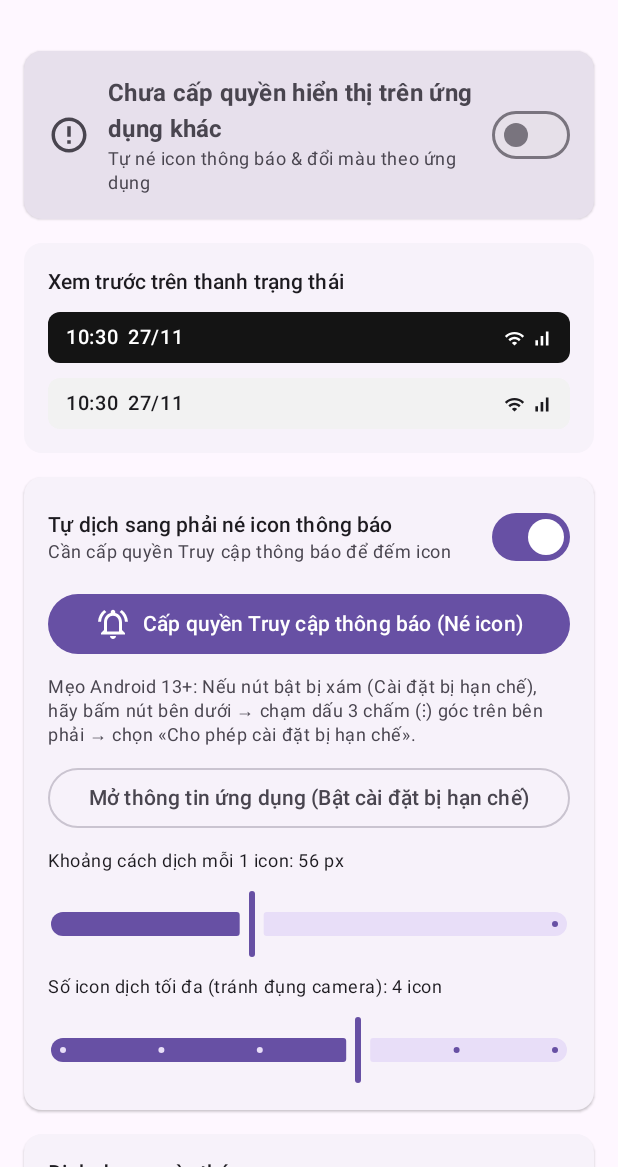
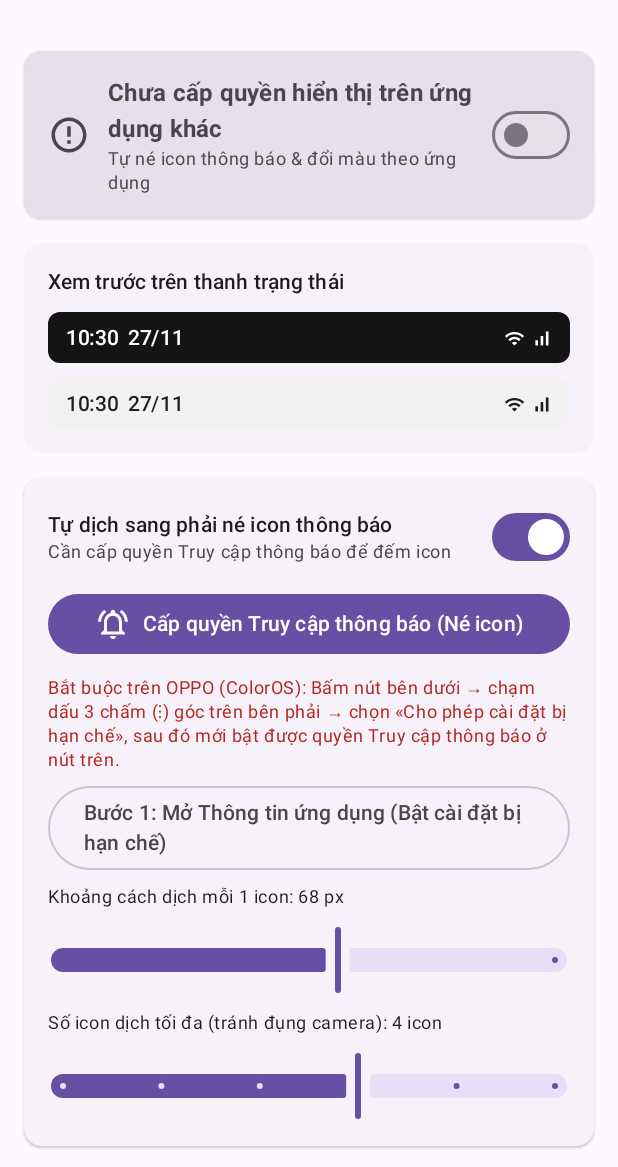
Before and after one commit to Tranlam90/StartusbarDate, an Android app built with Jetpack Compose: the screen it shows after launch (MainActivity), on a phone screen of 412 x 824 dp, the part 69-1236 px from its top. Run offline under Robolectric (Android 15) with nearby library versions, the phone set to English and light mode, and no system bars.

Commit message:
Add files via upload

```diff
--- a/app/build.gradle.kts
+++ b/app/build.gradle.kts
@@ -12,8 +12,8 @@ android {
         applicationId = "com.example.statusbardate"
         minSdk = 29
         targetSdk = 35
-        versionCode = 5
-        versionName = "1.2.2"
+        versionCode = 7
+        versionName = "1.3.1"
     }
 
     buildTypes {
--- a/app/src/main/java/com/example/statusbardate/data/DateFormatOption.kt
+++ b/app/src/main/java/com/example/statusbardate/data/DateFormatOption.kt
@@ -3,6 +3,7 @@ package com.example.statusbardate.data
 import android.graphics.Typeface
 import androidx.compose.ui.text.font.FontFamily
 import androidx.compose.ui.text.font.FontWeight
+import java.io.File
 import java.time.LocalDate
 import java.time.format.DateTimeFormatter
 
@@ -34,19 +35,91 @@ enum class TextColorMode(val label: String) {
     }
 }
 
+object OemFontResolver {
+    data class ResolvedFont(
+        val typeface: Typeface,
+        val sourceName: String
+    )
+
+    private val cachedResolved: ResolvedFont by lazy {
+        val fontDirs = listOf("/system/fonts", "/system_ext/fonts", "/product/fonts")
+        val priorityTokens = listOf("oplussans", "opposans", "sysfont", "oneplussans")
+        val excludedTokens = listOf("italic", "condensed", "emoji", "arabic", "cjk", "sc", "tc", "jp", "kr")
+
+        val foundFiles = mutableListOf<File>()
+        for (dirPath in fontDirs) {
+            val dir = File(dirPath)
+            if (dir.exists() && dir.isDirectory && dir.canRead()) {
+                dir.listFiles()?.forEach { file ->
+                    val lower = file.name.lowercase()
+                    if ((lower.endsWith(".ttf") || lower.endsWith(".otf")) &&
+                        priorityTokens.any { lower.contains(it) } &&
+                        excludedTokens.none { lower.contains(it) }
+                    ) {
+                        foundFiles.add(file)
+                    }
+                }
+            }
+        }
+
+        // Ưu tiên bản Medium hoặc Variable Font (VF / 3.0 / 4.0)
+        val sortedFiles = foundFiles.sortedBy { file ->
+            val lower = file.name.lowercase()
+            when {
+                lower.contains("medium") -> 0
+                lower.contains("vf") || lower.contains("4.0") || lower.contains("3.0") -> 1
+                lower.contains("regular") -> 2
+                else -> 3
+            }
+        }
+
+        for (file in sortedFiles) {
+            if (file.canRead()) {
+                val tf = runCatching { Typeface.createFromFile(file) }.getOrNull()
+                if (tf != null) {
+                    return@lazy ResolvedFont(tf, file.name)
+                }
+            }
+        }
+
+        val familyNames = listOf(
+            "oplus-sans",
+            "oppo-sans",
+            "sys-sans-en",
+            "sans-serif-medium"
+        )
+        for (family in familyNames) {
+            val tf = runCatching { Typeface.create(family, Typeface.NORMAL) }.getOrNull()
+            if (tf != null && tf != Typeface.DEFAULT) {
+                return@lazy ResolvedFont(tf, family)
+            }
+        }
+
+        ResolvedFont(Typeface.create("sans-serif-medium", Typeface.NORMAL), "sans-serif-medium")
+    }
+
+    fun resolveOppoOrSystem(): ResolvedFont = cachedResolved
+}
+
 enum class FontStyleOption(val label: String) {
-    SYSTEM_REGULAR("Mặc định máy (Thường)"),
-    SYSTEM_MEDIUM("Mặc định máy (Vừa)"),
-    SYSTEM_SEMIBOLD("Mặc định máy (Đậm)"),
+    OPPO_SANS("OPPO / ColorOS (Khớp giờ)"),
+    SYSTEM_MEDIUM("Chuẩn thanh trạng thái (Medium)"),
+    SYSTEM_REGULAR("Hệ thống (Thường)"),
+    SYSTEM_SEMIBOLD("Hệ thống (Đậm)"),
     SANS_LIGHT("Nét mảnh (Light)"),
     SANS_CONDENSED("Chữ gọn (Condensed)"),
     MONOSPACE("Số đều (Monospace)");
 
-    fun toAndroidTypeface(): Typeface {
+    fun toAndroidTypeface(weight: Int = 550): Typeface {
+        val clampedWeight = weight.coerceIn(300, 700)
         return when (this) {
-            SYSTEM_REGULAR -> Typeface.create(Typeface.DEFAULT, 400, false)
-            SYSTEM_MEDIUM -> Typeface.create(Typeface.DEFAULT, 500, false)
-            SYSTEM_SEMIBOLD -> Typeface.create(Typeface.DEFAULT, 600, false)
+            OPPO_SANS -> {
+                val base = OemFontResolver.resolveOppoOrSystem().typeface
+                Typeface.create(base, clampedWeight, false)
+            }
+            SYSTEM_MEDIUM -> Typeface.create("sans-serif-medium", Typeface.NORMAL)
+            SYSTEM_REGULAR -> Typeface.create("sans-serif", Typeface.NORMAL)
+            SYSTEM_SEMIBOLD -> Typeface.create("sans-serif-medium", Typeface.BOLD)
             SANS_LIGHT -> Typeface.create("sans-serif-light", Typeface.NORMAL)
             SANS_CONDENSED -> Typeface.create("sans-serif-condensed", Typeface.NORMAL)
             MONOSPACE -> Typeface.MONOSPACE
@@ -60,8 +133,9 @@ enum class FontStyleOption(val label: String) {
         }
     }
 
-    fun toComposeFontWeight(): FontWeight {
+    fun toComposeFontWeight(weight: Int = 550): FontWeight {
         return when (this) {
+            OPPO_SANS -> FontWeight(weight.coerceIn(300, 700))
             SYSTEM_REGULAR, SANS_CONDENSED -> FontWeight.Normal
             SYSTEM_MEDIUM -> FontWeight.Medium
             SYSTEM_SEMIBOLD -> FontWeight.SemiBold
@@ -72,7 +146,7 @@ enum class FontStyleOption(val label: String) {
 
     companion object {
         fun fromName(name: String?): FontStyleOption {
-            return entries.find { it.name == name } ?: SYSTEM_MEDIUM
+            return entries.find { it.name == name } ?: OPPO_SANS
         }
     }
 }
--- a/app/src/main/java/com/example/statusbardate/data/PrefsManager.kt
+++ b/app/src/main/java/com/example/statusbardate/data/PrefsManager.kt
@@ -9,15 +9,16 @@ import kotlinx.coroutines.flow.update
 data class OverlayConfig(
     val isEnabled: Boolean = false,
     val formatOption: DateFormatOption = DateFormatOption.DD_MM,
-    val fontStyle: FontStyleOption = FontStyleOption.SYSTEM_MEDIUM,
-    val offsetX: Int = 165,
-    val offsetY: Int = 14,
-    val textSizeSp: Float = 13f,
+    val fontStyle: FontStyleOption = FontStyleOption.OPPO_SANS,
+    val fontWeight: Int = 550,
+    val offsetX: Int = PrefsManager.DEFAULT_OFFSET_X,
+    val offsetY: Int = PrefsManager.DEFAULT_OFFSET_Y,
+    val textSizeSp: Float = PrefsManager.DEFAULT_TEXT_SIZE_SP,
     val colorMode: TextColorMode = TextColorMode.AUTO,
     val autoDetectLightApps: Boolean = true,
     val lightAppPackages: Set<String> = PrefsManager.DEFAULT_LIGHT_APPS,
     val autoDodgeNotifications: Boolean = true,
-    val iconStepPx: Int = 56,
+    val iconStepPx: Int = PrefsManager.DEFAULT_ICON_STEP_PX,
     val maxDodgeIcons: Int = 4
 )
 
@@ -29,18 +30,33 @@ class PrefsManager(context: Context) {
 
     private fun loadConfig(): OverlayConfig {
         val savedPackages = prefs.getStringSet(KEY_LIGHT_APPS, null) ?: DEFAULT_LIGHT_APPS
+
+        // Tự động nâng cấp giá trị mặc định cũ (165px hay đè số cuối của đồng hồ, 56px hơi hẹp trên màn 1080p)
+        var loadedOffsetX = prefs.getInt(KEY_OFFSET_X, DEFAULT_OFFSET_X)
+        if (loadedOffsetX == 165) {
+            loadedOffsetX = DEFAULT_OFFSET_X
+            prefs.edit().putInt(KEY_OFFSET_X, loadedOffsetX).apply()
+        }
+
+        var loadedStepPx = prefs.getInt(KEY_ICON_STEP_PX, DEFAULT_ICON_STEP_PX)
+        if (loadedStepPx == 56) {
+            loadedStepPx = DEFAULT_ICON_STEP_PX
+            prefs.edit().putInt(KEY_ICON_STEP_PX, loadedStepPx).apply()
+        }
+
         return OverlayConfig(
             isEnabled = prefs.getBoolean(KEY_ENABLED, false),
             formatOption = DateFormatOption.fromName(prefs.getString(KEY_FORMAT, null)),
             fontStyle = FontStyleOption.fromName(prefs.getString(KEY_FONT_STYLE, null)),
-            offsetX = prefs.getInt(KEY_OFFSET_X, 165),
-            offsetY = prefs.getInt(KEY_OFFSET_Y, 14),
-            textSizeSp = prefs.getFloat(KEY_TEXT_SIZE, 13f),
+            fontWeight = prefs.getInt(KEY_FONT_WEIGHT, 550),
+            offsetX = loadedOffsetX,
+            offsetY = prefs.getInt(KEY_OFFSET_Y, DEFAULT_OFFSET_Y),
+            textSizeSp = prefs.getFloat(KEY_TEXT_SIZE, DEFAULT_TEXT_SIZE_SP),
             colorMode = TextColorMode.fromName(prefs.getString(KEY_COLOR_MODE, null)),
             autoDetectLightApps = prefs.getBoolean(KEY_AUTO_LIGHT_APPS, true),
             lightAppPackages = savedPackages.toSet(),
             autoDodgeNotifications = prefs.getBoolean(KEY_AUTO_DODGE_NOTIF, true),
-            iconStepPx = prefs.getInt(KEY_ICON_STEP_PX, 56),
+            iconStepPx = loadedStepPx,
             maxDodgeIcons = prefs.getInt(KEY_MAX_DODGE_ICONS, 4)
         )
     }
@@ -58,6 +74,12 @@ class PrefsManager(context: Context) {
     fun setFontStyle(style: FontStyleOption) {
         prefs.edit().putString(KEY_FONT_STYLE, style.name).apply()
         _config.update { it.copy(fontStyle = style) }
+    }
+
+    fun setFontWeight(weight: Int) {
+        val clamped = weight.coerceIn(300, 700)
+        prefs.edit().putInt(KEY_FONT_WEIGHT, clamped).apply()
+        _config.update { it.copy(fontWeight = clamped) }
     }
 
     fun setOffset(x: Int, y: Int) {
@@ -110,9 +132,15 @@ class PrefsManager(context: Context) {
     }
 
     companion object {
+        const val DEFAULT_OFFSET_X = 186
+        const val DEFAULT_OFFSET_Y = 13
+        const val DEFAULT_TEXT_SIZE_SP = 13.8f
+        const val DEFAULT_ICON_STEP_PX = 68
+
         private const val KEY_ENABLED = "enabled"
         private const val KEY_FORMAT = "format"
         private const val KEY_FONT_STYLE = "font_style"
+        private const val KEY_FONT_WEIGHT = "font_weight"
         private const val KEY_OFFSET_X = "offset_x"
         private const val KEY_OFFSET_Y = "offset_y"
         private const val KEY_TEXT_SIZE = "text_size"
--- a/app/src/main/java/com/example/statusbardate/ui/MainScreen.kt
+++ b/app/src/main/java/com/example/statusbardate/ui/MainScreen.kt
@@ -73,6 +73,7 @@ import androidx.lifecycle.LifecycleEventObserver
 import androidx.lifecycle.compose.LocalLifecycleOwner
 import com.example.statusbardate.data.DateFormatOption
 import com.example.statusbardate.data.FontStyleOption
+import com.example.statusbardate.data.OemFontResolver
 import com.example.statusbardate.data.PrefsManager
 import com.example.statusbardate.data.TextColorMode
 import com.example.statusbardate.service.DateOverlayService
@@ -124,7 +125,7 @@ fun MainScreen() {
                 hasNotifListenerPerm = PermissionHelper.hasNotificationListenerPermission(context)
 
                 if (hasNotifListenerPerm) {
-                    StatusBarNotificationListener.requestRebindIfNeeded(context)
+                    StatusBarNotificationListener.refreshNow(context)
                 }
 
                 if (config.isEnabled && hasOverlayPerm) {
@@ -254,7 +255,7 @@ fun MainScreen() {
                         fgColor = Color.White,
                         fontSizeSp = config.textSizeSp,
                         fontFamily = config.fontStyle.toComposeFontFamily(),
-                        fontWeight = config.fontStyle.toComposeFontWeight()
+                        fontWeight = config.fontStyle.toComposeFontWeight(config.fontWeight)
                     )
                     StatusBarPreviewRow(
                         timeText = currentTime,
@@ -263,7 +264,7 @@ fun MainScreen() {
                         fgColor = Color(0xFF1C1B1F),
                         fontSizeSp = config.textSizeSp,
                         fontFamily = config.fontStyle.toComposeFontFamily(),
-                        fontWeight = config.fontStyle.toComposeFontWeight()
+                        fontWeight = config.fontStyle.toComposeFontWeight(config.fontWeight)
                     )
                 }
             }
@@ -323,15 +324,15 @@ fun MainScreen() {
 
                             if (Build.VERSION.SDK_INT >= Build.VERSION_CODES.TIRAMISU) {
                                 Text(
-                                    text = "Mẹo Android 13+: Nếu nút bật bị xám (Cài đặt bị hạn chế), hãy bấm nút bên dưới → chạm dấu 3 chấm (⋮) góc trên bên phải → chọn «Cho phép cài đặt bị hạn chế».",
+                                    text = "Bắt buộc trên OPPO (ColorOS): Bấm nút bên dưới → chạm dấu 3 chấm (⋮) góc trên bên phải → chọn «Cho phép cài đặt bị hạn chế», sau đó mới bật được quyền Truy cập thông báo ở nút trên.",
                                     style = MaterialTheme.typography.bodySmall,
-                                    color = MaterialTheme.colorScheme.onSurfaceVariant
+                                    color = MaterialTheme.colorScheme.error
                                 )
                                 OutlinedButton(
                                     onClick = { PermissionHelper.openAppDetailsSettings(context) },
                                     modifier = Modifier.fillMaxWidth()
                                 ) {
-                                    Text("Mở thông tin ứng dụng (Bật cài đặt bị hạn chế)")
+                                    Text("Bước 1: Mở Thông tin ứng dụng (Bật cài đặt bị hạn chế)")
                                 }
                             }
                         }
@@ -394,6 +395,34 @@ fun MainScreen() {
                                 label = { Text(style.label) }
                             )
                         }
+                    }
+
+                    if (config.fontStyle == FontStyleOption.OPPO_SANS) {
+                        val detectedFont = remember { OemFontResolver.resolveOppoOrSystem().sourceName }
+                        Text(
+                            text = "Font hệ thống nhận diện: $detectedFont • Độ đậm: ${config.fontWeight}",
+                            style = MaterialTheme.typography.bodySmall,
+                            color = MaterialTheme.colorScheme.onSurfaceVariant
+                        )
+                        Row(horizontalArrangement = Arrangement.spacedBy(8.dp)) {
+                            OutlinedButton(onClick = { prefsManager.setFontWeight(450) }) {
+                                Text("Mảnh (450)")
+                            }
+                            OutlinedButton(onClick = { prefsManager.setFontWeight(550) }) {
+                                Text("Chuẩn OPPO (550)")
+                            }
+                            OutlinedButton(onClick = { prefsManager.setFontWeight(620) }) {
+                                Text("Đậm (620)")
+                            }
+                        }
+                        Slider(
+                            value = config.fontWeight.toFloat(),
+                            onValueChange = {
+                                val snapped = ((it / 25f).roundToInt() * 25).coerceIn(300, 700)
+                                prefsManager.setFontWeight(snapped)
+                            },
+                            valueRange = 300f..700f
+                        )
                     }
                 }
             }
@@ -485,10 +514,10 @@ fun MainScreen() {
                     )
 
                     Row(horizontalArrangement = Arrangement.spacedBy(8.dp)) {
-                        OutlinedButton(onClick = { prefsManager.setOffset(165, 14) }) {
+                        OutlinedButton(onClick = { prefsManager.setOffset(PrefsManager.DEFAULT_OFFSET_X, PrefsManager.DEFAULT_OFFSET_Y) }) {
                             Text("Góc trái (cạnh giờ)")
                         }
-                        OutlinedButton(onClick = { prefsManager.setOffset(480, 14) }) {
+                        OutlinedButton(onClick = { prefsManager.setOffset(480, PrefsManager.DEFAULT_OFFSET_Y) }) {
                             Text("Giữa màn hình")
                         }
                     }
```
Also changed, not shown: app/src/main/java/com/example/statusbardate/service/DateOverlayService.kt (+54 -23 lines), app/src/main/java/com/example/statusbardate/service/StatusBarNotificationListener.kt (+21 -5 lines).
